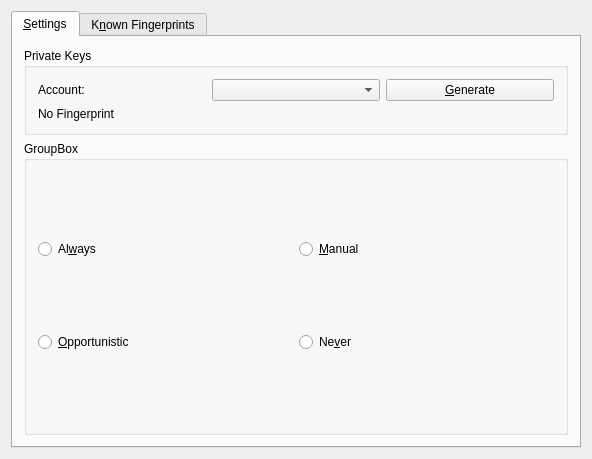
Qt form plugins/otr/src/otrprefs.ui (KDE/kopete) before a commit.
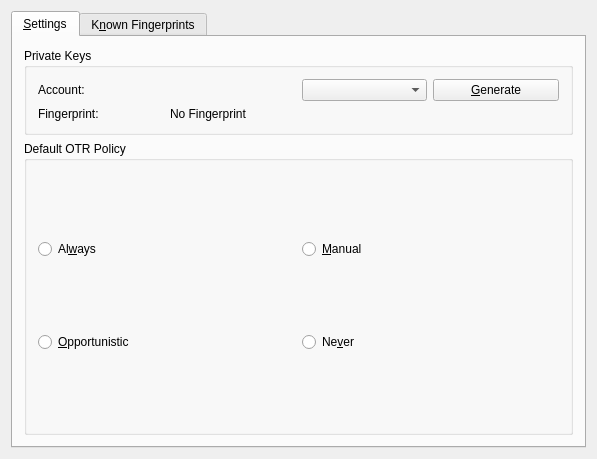
The same form after that commit.

Patch:
```diff
--- a/plugins/otr/src/otrprefs.ui
+++ b/plugins/otr/src/otrprefs.ui
@@ -5,7 +5,7 @@
    <rect>
     <x>0</x>
     <y>0</y>
-    <width>592</width>
+    <width>597</width>
     <height>459</height>
    </rect>
   </property>
@@ -32,14 +32,17 @@
           <string>Private Keys</string>
          </property>
          <layout class="QGridLayout" >
+          <item row="0" column="0" colspan="2" >
+           <widget class="QLabel" name="textLabel2" >
+            <property name="text" >
+             <string>Account:</string>
+            </property>
+            <property name="wordWrap" >
+             <bool>false</bool>
+            </property>
+           </widget>
+          </item>
           <item row="0" column="2" >
-           <widget class="QPushButton" name="btGenFingerprint" >
-            <property name="text" >
-             <string>&amp;Generate</string>
-            </property>
-           </widget>
-          </item>
-          <item row="0" column="1" >
            <widget class="QComboBox" name="cbKeys" >
             <property name="maximumSize" >
              <size>
@@ -49,17 +52,21 @@
             </property>
            </widget>
           </item>
-          <item row="0" column="0" >
-           <widget class="QLabel" name="textLabel2" >
+          <item row="0" column="3" >
+           <widget class="QPushButton" name="btGenFingerprint" >
             <property name="text" >
-             <string>Account:</string>
+             <string>&amp;Generate</string>
             </property>
-            <property name="wordWrap" >
-             <bool>false</bool>
+           </widget>
+          </item>
+          <item row="1" column="0" >
+           <widget class="QLabel" name="label" >
+            <property name="text" >
+             <string>Fingerprint:</string>
             </property>
            </widget>
           </item>
-          <item row="1" column="0" colspan="3" >
+          <item row="1" column="1" colspan="3" >
            <widget class="QLabel" name="tlFingerprint" >
             <property name="frameShape" >
              <enum>QFrame::NoFrame</enum>
@@ -78,10 +85,10 @@
          </layout>
         </widget>
        </item>
-       <item row="2" column="0" >
+       <item row="1" column="0" >
         <widget class="QGroupBox" name="gbPolicy" >
          <property name="title" >
-          <string>GroupBox</string>
+          <string>Default OTR Policy</string>
          </property>
          <layout class="QGridLayout" >
           <item row="0" column="0" >
```
Left out of the diff: 23 changed lines with no effect on the pictures.
